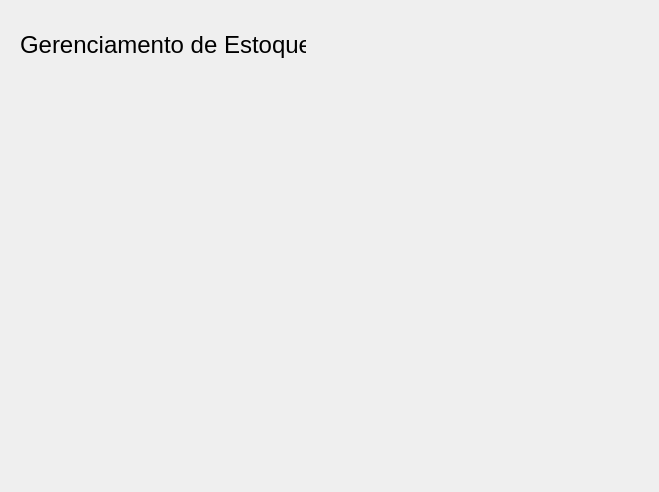
First picture: the form in view/management UIs/stock_management.ui, repository PedroGregori/Projeto_Integrador--SENAC_BA-2022, before the edit.
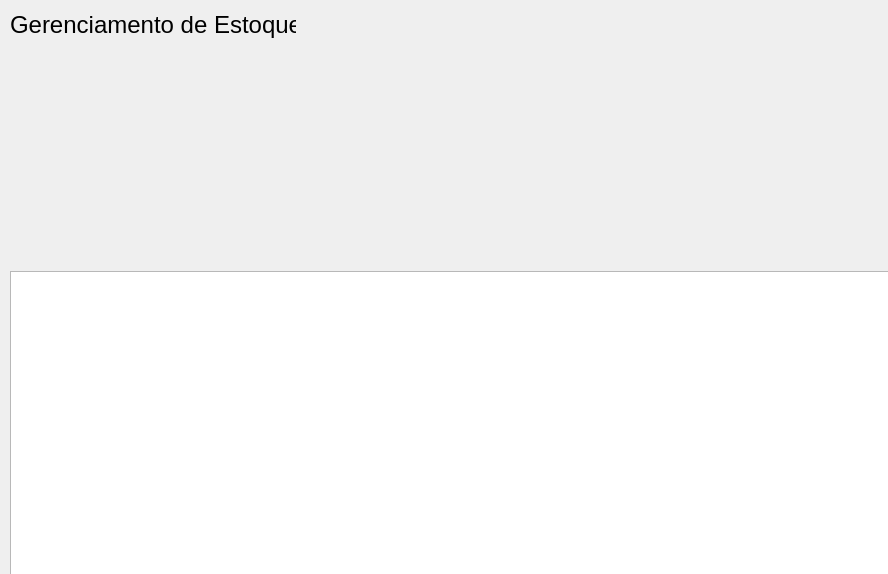
Second picture: the form after the edit.

Patch:
```diff
--- a/view/management UIs/stock_management.ui
+++ b/view/management UIs/stock_management.ui
@@ -6,8 +6,8 @@
    <rect>
     <x>0</x>
     <y>0</y>
-    <width>659</width>
-    <height>492</height>
+    <width>888</width>
+    <height>574</height>
    </rect>
   </property>
   <property name="windowTitle">
@@ -16,8 +16,8 @@
   <widget class="QLabel" name="label">
    <property name="geometry">
     <rect>
-     <x>20</x>
-     <y>30</y>
+     <x>10</x>
+     <y>10</y>
      <width>286</width>
      <height>29</height>
     </rect>
@@ -31,6 +31,16 @@
     <string>Gerenciamento de Estoque</string>
    </property>
   </widget>
+  <widget class="QTableWidget" name="tableWidget">
+   <property name="geometry">
+    <rect>
+     <x>10</x>
+     <y>271</y>
+     <width>901</width>
+     <height>311</height>
+    </rect>
+   </property>
+  </widget>
  </widget>
  <resources/>
  <connections/>
```
